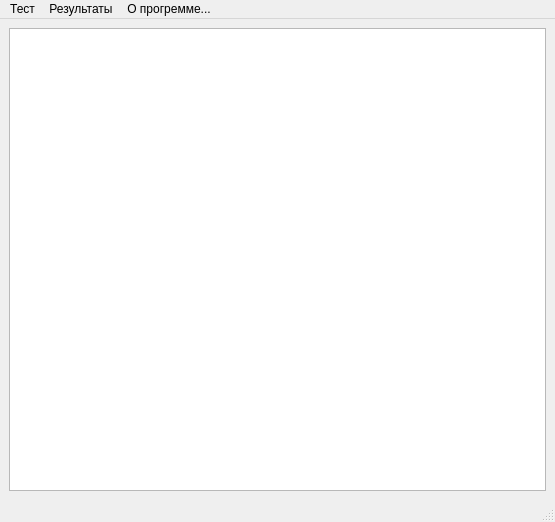
First picture: the form in TeacherApp/main_form_teach.ui, repository Cubgl/Challenge, before the edit.
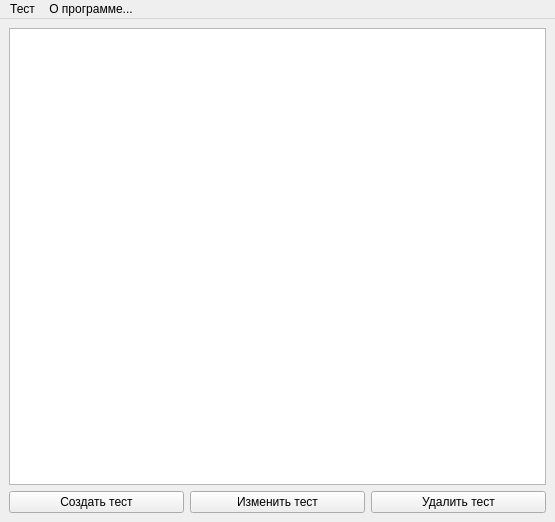
Second picture: the form after the edit.

Commit message: PupulApp loaded test params from database

The edit to the form file:
```diff
--- a/TeacherApp/main_form_teach.ui
+++ b/TeacherApp/main_form_teach.ui
@@ -14,9 +14,34 @@
    <string>MainWindow</string>
   </property>
   <widget class="QWidget" name="centralwidget">
-   <layout class="QHBoxLayout" name="horizontalLayout">
+   <layout class="QVBoxLayout" name="verticalLayout">
     <item>
-     <widget class="QTableView" name="tableView_test"/>
+     <widget class="QTableWidget" name="tableWidget_test"/>
+    </item>
+    <item>
+     <layout class="QHBoxLayout" name="horizontalLayout">
+      <item>
+       <widget class="QPushButton" name="button_add">
+        <property name="text">
+         <string>Создать тест</string>
+        </property>
+       </widget>
+      </item>
+      <item>
+       <widget class="QPushButton" name="button_edit">
+        <property name="text">
+         <string>Изменить тест</string>
+        </property>
+       </widget>
+      </item>
+      <item>
+       <widget class="QPushButton" name="button_delete">
+        <property name="text">
+         <string>Удалить тест</string>
+        </property>
+       </widget>
+      </item>
+     </layout>
     </item>
    </layout>
   </widget>
@@ -39,24 +64,14 @@
     <addaction name="separator"/>
     <addaction name="quit"/>
    </widget>
-   <widget class="QMenu" name="menu_results">
-    <property name="title">
-     <string>Результаты</string>
-    </property>
-    <addaction name="pupil_res"/>
-    <addaction name="test_stats"/>
-    <addaction name="task_stats"/>
-   </widget>
    <widget class="QMenu" name="menu_about">
     <property name="title">
-     <string>О прогремме...</string>
+     <string>О программе...</string>
     </property>
    </widget>
    <addaction name="menu_test"/>
-   <addaction name="menu_results"/>
    <addaction name="menu_about"/>
   </widget>
-  <widget class="QStatusBar" name="statusbar"/>
   <action name="add_test">
    <property name="text">
     <string>Создать</string>
```
The commit also changes 9 other files.
